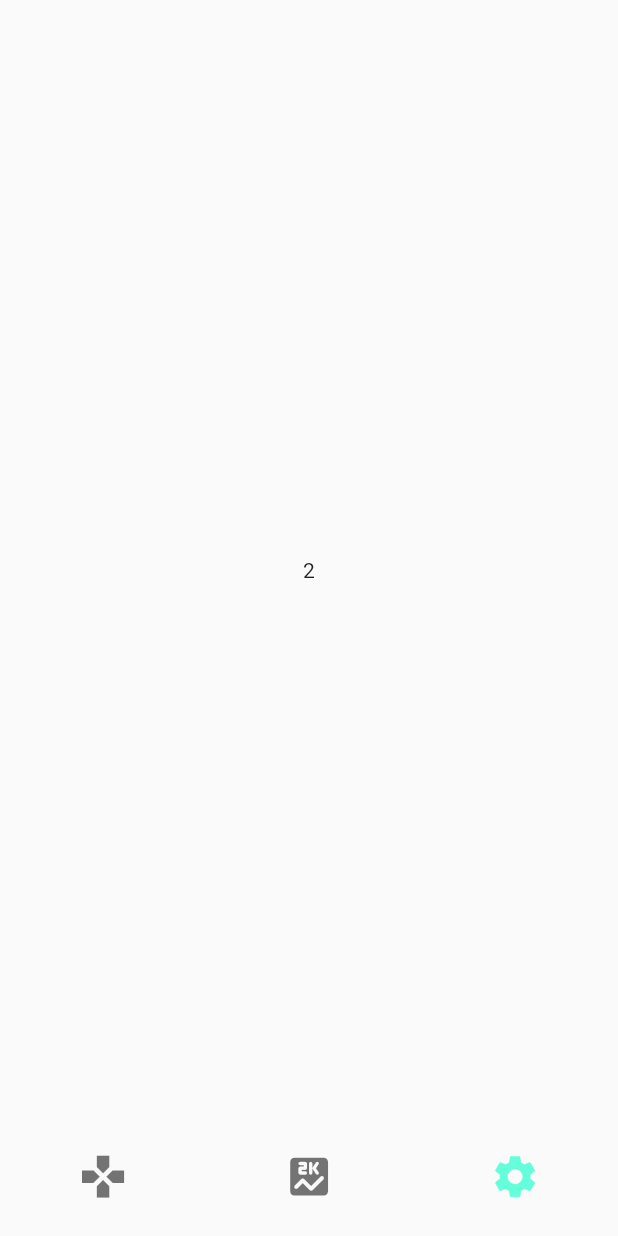
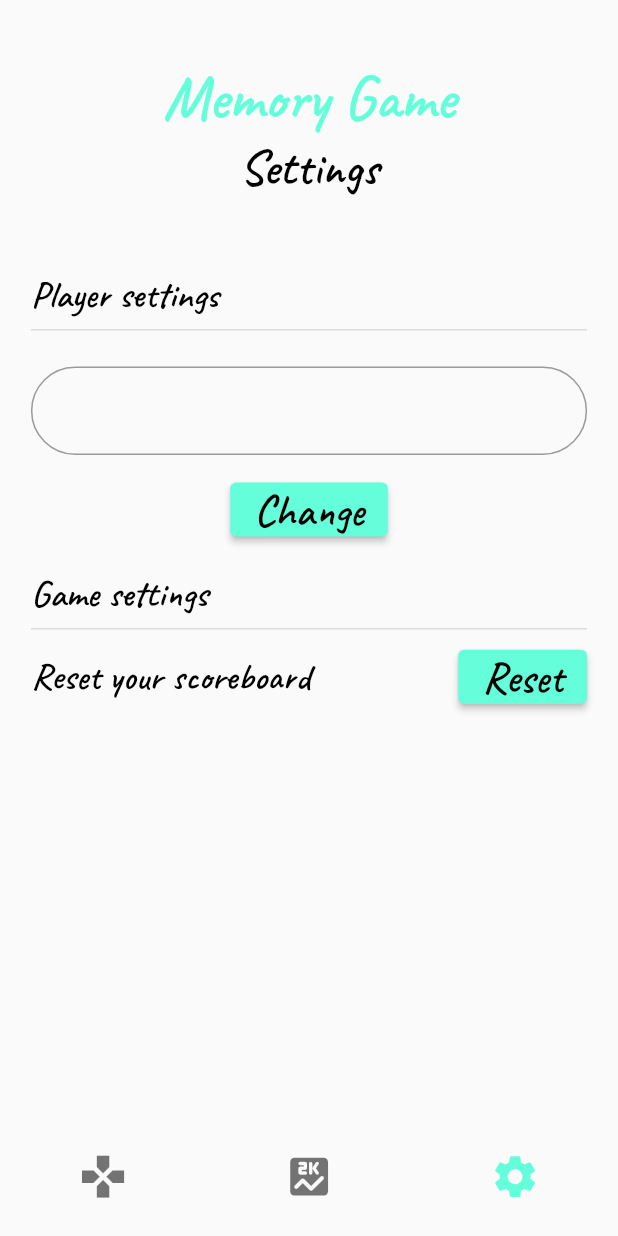
Before and after one commit to pawelpawlik9412/memory_game, a Flutter app: the screen it shows after launch, item 3 of the bottom bar chosen, on a phone screen of 412 x 824 dp. Run offline on Flutter 3.47's test engine with Material 2 defaults, Android fonts, the phone set to English and light mode, and no system bars.

Commit message:
Added SettingsPage responsive layout

```diff
--- /dev/null
+++ b/lib/custom_widgets/gradient_button.dart
@@ -0,0 +1,28 @@
+import 'package:flutter/material.dart';
+import 'package:memory_game/size_config.dart';
+
+class GradientButton extends StatelessWidget {
+  String label;
+  TextEditingController userNameController;
+
+  GradientButton({@required this.label, this.userNameController});
+
+  @override
+  Widget build(BuildContext context) {
+    return ElevatedButton(
+      onPressed: () {
+      },
+      style: ButtonStyle(
+          backgroundColor: MaterialStateProperty.all(Colors.tealAccent)),
+      child: Text(
+        label,
+        style: TextStyle(
+          fontSize: SizeConfig.textMultiplier * 3.5,
+          fontFamily: 'Caveat',
+          color: Colors.black,
+          fontWeight: FontWeight.w600,
+        ),
+      ),
+    );
+  }
+}
--- /dev/null
+++ b/lib/custom_widgets/user_name_form_field.dart
@@ -0,0 +1,40 @@
+import 'package:flutter/material.dart';
+import 'package:memory_game/size_config.dart';
+
+class UserNameFormField extends StatelessWidget {
+  TextEditingController userNameController;
+
+  UserNameFormField({
+    @required this.userNameController,
+  });
+
+  @override
+  Widget build(BuildContext context) {
+    return Form(
+      child: TextFormField(
+        controller: userNameController,
+        validator: (value) {
+          if (value.isEmpty) {
+            return "Please enter some text";
+          }
+          return null;
+        },
+        style: TextStyle(
+          fontSize: SizeConfig.textMultiplier * 2,
+        ),
+        decoration: InputDecoration(
+          hintText: userNameController.text,
+          hintStyle: TextStyle(fontSize: SizeConfig.textMultiplier * 2),
+          focusColor: Colors.tealAccent,
+          border: OutlineInputBorder(
+            borderRadius: BorderRadius.circular(30.0),
+          ),
+          focusedBorder: OutlineInputBorder(
+            borderSide: BorderSide(color: Colors.tealAccent),
+            borderRadius: BorderRadius.circular(30.0),
+          ),
+        ),
+      ),
+    );
+  }
+}
--- a/lib/screens/home_page.dart
+++ b/lib/screens/home_page.dart
@@ -1,6 +1,7 @@
 import 'package:flutter/material.dart';
 import 'package:memory_game/screens/game_page.dart';
 import 'package:memory_game/screens/score_page.dart';
+import 'package:memory_game/screens/settings_page.dart';
 import 'package:memory_game/size_config.dart';
 
 
@@ -30,7 +31,7 @@ class _HomePageState extends State<HomePage> {
       return ScorePage();
     }
     else if(_currentPage == 2) {
-      return Center(child: Text('2'));
+      return SettingsPage();
     }
   }
 
--- /dev/null
+++ b/lib/screens/settings_page.dart
@@ -0,0 +1,166 @@
+import 'package:flutter/material.dart';
+import 'package:memory_game/size_config.dart';
+import 'package:memory_game/custom_widgets/gradient_button.dart';
+import 'package:memory_game/custom_widgets/user_name_form_field.dart';
+
+class SettingsPage extends StatelessWidget {
+
+  TextEditingController _userNameController = TextEditingController();
+
+  @override
+  Widget build(BuildContext context) {
+    return SafeArea(
+      child: Padding(
+        padding: EdgeInsets.symmetric(
+          vertical: SizeConfig.heightMultiplier * 2.6,
+        ),
+        child: Column(
+          crossAxisAlignment: CrossAxisAlignment.stretch,
+          children: [
+            Expanded(
+              flex: 2,
+              child: _buildSettingsPageTitle(),
+            ),
+            Expanded(
+              flex: 7,
+              child: Container(
+                padding: EdgeInsets.symmetric(
+                    horizontal: SizeConfig.widthMultiplier * 5),
+                child: Column(
+                  children: [
+                    PlayerSettingsSegment(userNameController: _userNameController),
+                    SizedBox(height: SizeConfig.textMultiplier * 2,),
+                    GameSettingsSegment(),
+                  ],
+                ),
+              ),
+            ),
+          ],
+        ),
+      ),
+    );
+  }
+
+  Container _buildSettingsPageTitle() {
+    return Container(
+      padding: EdgeInsets.only(top: SizeConfig.heightMultiplier * 2.1),
+      child: Center(
+        child: Column(
+          children: [
+            Hero(
+              tag: 'title',
+              child: Text(
+                'Memory Game',
+                textAlign: TextAlign.center,
+                style: TextStyle(
+                  fontFamily: 'Caveat',
+                  color: Colors.tealAccent,
+                  fontWeight: FontWeight.w600,
+                  fontSize: SizeConfig.textMultiplier * 5,
+                ),
+              ),
+            ),
+            Text(
+              'Settings',
+              textAlign: TextAlign.center,
+              style: TextStyle(
+                fontFamily: 'Caveat',
+                color: Colors.black,
+                fontWeight: FontWeight.w600,
+                fontSize: SizeConfig.textMultiplier * 4,
+              ),
+            ),
+          ],
+        ),
+      ),
+    );
+  }
+}
+
+class GameSettingsSegment extends StatelessWidget {
+  const GameSettingsSegment({
+    Key key,
+  }) : super(key: key);
+
+  @override
+  Widget build(BuildContext context) {
+    return Column(
+      crossAxisAlignment: CrossAxisAlignment.start,
+      children: [
+        Text(
+          'Game settings',
+          style: TextStyle(
+            fontSize: SizeConfig.textMultiplier * 3,
+            fontFamily: 'Caveat',
+            color: Colors.black,
+            fontWeight: FontWeight.w600,
+          ),
+        ),
+        Divider(
+          thickness: 1.0,
+        ),
+        Row(
+          mainAxisAlignment: MainAxisAlignment.spaceBetween,
+          children: [
+            Text(
+              'Reset your scoreboard',
+              style: TextStyle(
+                fontSize: SizeConfig.textMultiplier * 3,
+                fontFamily: 'Caveat',
+                color: Colors.black,
+                fontWeight: FontWeight.w600,
+              ),
+            ),
+            GradientButton(label: 'Reset')
+          ],
+        ),
+      ],
+    );
+  }
+}
+
+class PlayerSettingsSegment extends StatelessWidget {
+
+  final TextEditingController userNameController;
+
+  PlayerSettingsSegment({@required  this.userNameController,});
+
+
+  @override
+  Widget build(BuildContext context) {
+    return Column(
+      crossAxisAlignment: CrossAxisAlignment.start,
+      children: [
+        Text(
+          'Player settings',
+          style: TextStyle(
+            fontSize: SizeConfig.textMultiplier * 3,
+            fontFamily: 'Caveat',
+            color: Colors.black,
+            fontWeight: FontWeight.w600,
+          ),
+        ),
+        Divider(
+          thickness: 1.0,
+        ),
+        SizedBox(
+          height: SizeConfig.heightMultiplier * 2,
+        ),
+        Column(
+          crossAxisAlignment: CrossAxisAlignment.center,
+          children: [
+            UserNameFormField(
+              userNameController: userNameController,
+            ),
+            SizedBox(
+              height: SizeConfig.heightMultiplier * 1.5,
+            ),
+            GradientButton(
+              label: 'Change',
+            ),
+          ],
+        ),
+      ],
+    );
+  }
+}
```
